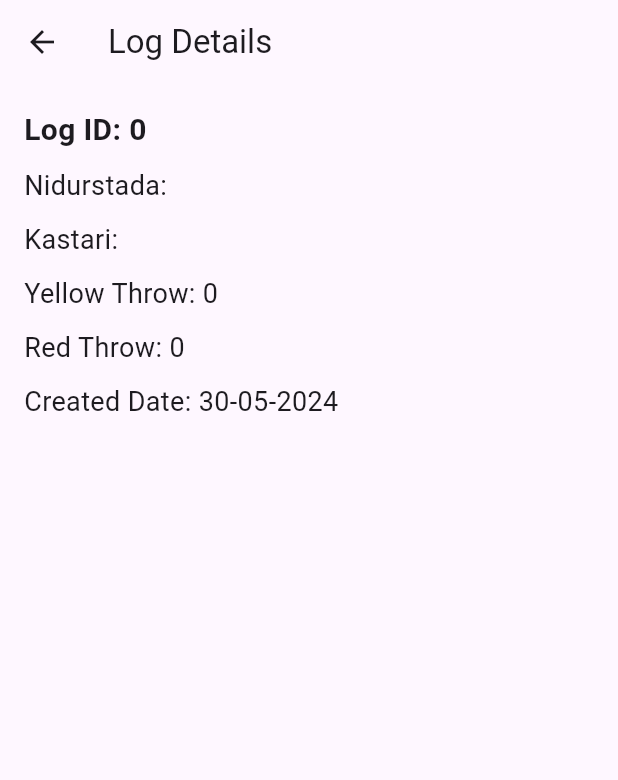
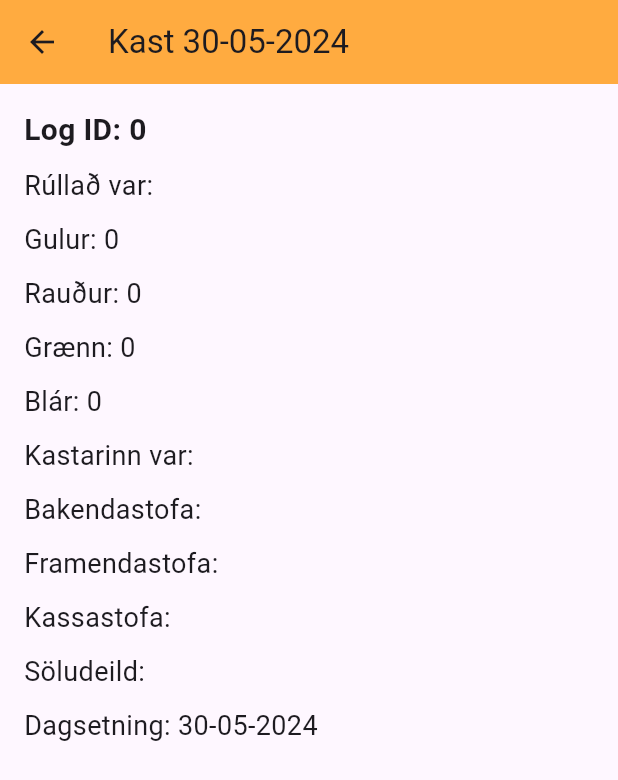
Before and after one commit to TomasGudna/lokaverkntv, a Flutter app: the LogDetailScreen screen opened directly with empty values, on a phone screen of 412 x 824 dp. Shown: the top 780 px of the screen. Run offline on Flutter 3.47's test engine with Material 3 defaults, Android fonts, the phone set to English and light mode, and no system bars; our stand-ins replace sqflite; accounts and stored records are empty.

Commit message:
penultimate
wowie

```diff
--- a/lib/logdetails.dart
+++ b/lib/logdetails.dart
@@ -1,7 +1,5 @@
 import 'package:flutter/material.dart';
 import 'package:intl/intl.dart';
-import '../database/log_database.dart';
-import 'logview.dart';
 import '../database/log.dart';
 
 class LogDetailScreen extends StatelessWidget {
@@ -15,7 +13,8 @@ class LogDetailScreen extends StatelessWidget {
 
     return Scaffold(
       appBar: AppBar(
-        title: Text('Log Details'),
+        title: Text('Kast $formattedDate'),
+        backgroundColor: Colors.orangeAccent,
       ),
       body: Padding(
         padding: EdgeInsets.all(16.0),
@@ -28,27 +27,59 @@ class LogDetailScreen extends StatelessWidget {
             ),
             SizedBox(height: 10),
             Text(
-              'Nidurstada: ${log.nidurstada}',
+              'Rúllað var: ${log.nidurstada}',
               style: TextStyle(fontSize: 18),
             ),
             SizedBox(height: 10),
             Text(
-              'Kastari: ${log.kastari}',
+              'Gulur: ${log.yellowThrow}',
               style: TextStyle(fontSize: 18),
             ),
             SizedBox(height: 10),
             Text(
-              'Yellow Throw: ${log.yellowThrow}',
+              'Rauður: ${log.redThrow}',
+              style: TextStyle(fontSize: 18),
+            ),
+            SizedBox(height: 10),
+            if (log.greenThrow != null)
+              Text(
+                'Grænn: ${log.greenThrow}',
+                style: TextStyle(fontSize: 18),
+              ),
+            SizedBox(height: 10),
+            if (log.blueThrow != null)
+              Text(
+                'Blár: ${log.blueThrow}',
+                style: TextStyle(fontSize: 18),
+              ),
+            SizedBox(height: 10),
+            Text(
+              'Kastarinn var: ${log.kastari}',
               style: TextStyle(fontSize: 18),
             ),
             SizedBox(height: 10),
             Text(
-              'Red Throw: ${log.redThrow}',
+              'Bakendastofa: ${log.bakendiVitni}',
               style: TextStyle(fontSize: 18),
             ),
             SizedBox(height: 10),
             Text(
-              'Created Date: $formattedDate',
+              'Framendastofa: ${log.framendiVitni}',
+              style: TextStyle(fontSize: 18),
+            ),
+            SizedBox(height: 10),
+            Text(
+              'Kassastofa: ${log.kassadeildVitni}',
+              style: TextStyle(fontSize: 18),
+            ),
+            SizedBox(height: 10),
+            Text(
+              'Söludeild: ${log.soludeildVitni}',
+              style: TextStyle(fontSize: 18),
+            ),
+            SizedBox(height: 10),
+            Text(
+              'Dagsetning: $formattedDate',
               style: TextStyle(fontSize: 18),
             ),
             // Add more Text widgets to display other log details if needed
--- a/lib/save_container/container.dart
+++ b/lib/save_container/container.dart
@@ -64,7 +64,7 @@ class _SaveState extends State<Save> {
       ScaffoldMessenger.of(context).showSnackBar(
         SnackBar(
           content: Text('Teningakast dagsins vistað'),
-          duration: Durations.short2,
+          duration: Durations.short4,
         ),
       );
     }
```
Also changed, not shown: lib/logview.dart (+20 -6 lines), lib/throwing/dice_roller.dart (+44 -13 lines).
